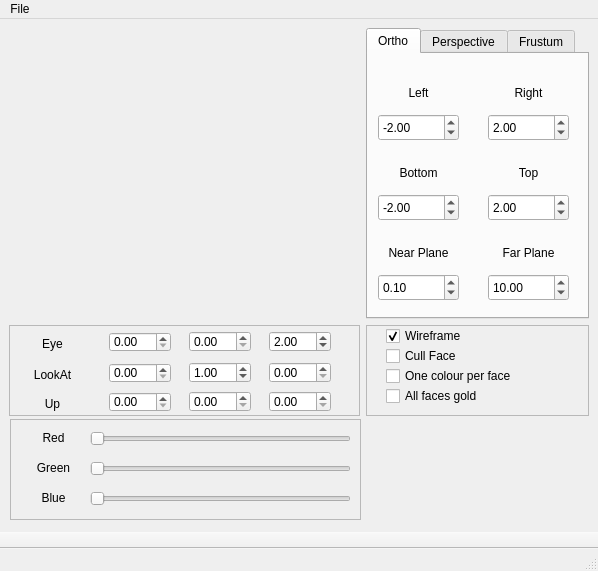
AndersonQ/OFF.Viewer, file OFFViewer/mainwindow.ui: the form before one commit.
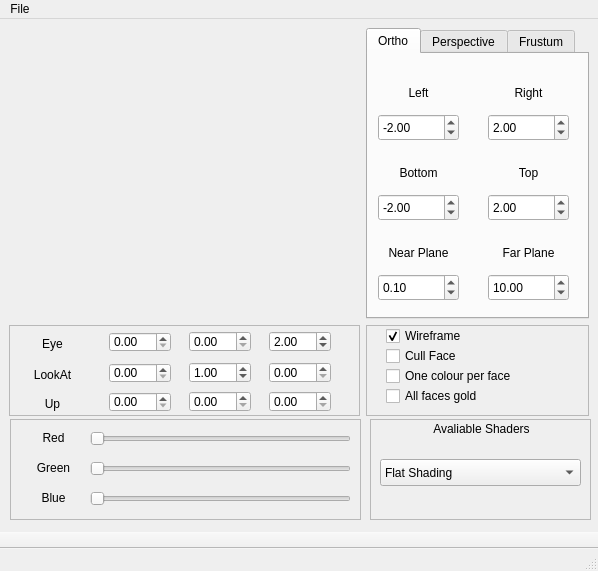
The form after the commit. Custom widgets are drawn as their Qt base class.

Commit message: Combobox to choose shading

What changed in the file:
```diff
--- a/OFFViewer/mainwindow.ui
+++ b/OFFViewer/mainwindow.ui
@@ -1180,6 +1180,56 @@
      </property>
     </widget>
    </widget>
+   <widget class="QFrame" name="frame_4">
+    <property name="geometry">
+     <rect>
+      <x>370</x>
+      <y>400</y>
+      <width>221</width>
+      <height>101</height>
+     </rect>
+    </property>
+    <property name="frameShape">
+     <enum>QFrame::StyledPanel</enum>
+    </property>
+    <property name="frameShadow">
+     <enum>QFrame::Raised</enum>
+    </property>
+    <widget class="QLabel" name="label_25">
+     <property name="geometry">
+      <rect>
+       <x>6</x>
+       <y>0</y>
+       <width>211</width>
+       <height>20</height>
+      </rect>
+     </property>
+     <property name="text">
+      <string>Avaliable Shaders</string>
+     </property>
+     <property name="alignment">
+      <set>Qt::AlignCenter</set>
+     </property>
+    </widget>
+    <widget class="QComboBox" name="comboBox">
+     <property name="geometry">
+      <rect>
+       <x>10</x>
+       <y>40</y>
+       <width>201</width>
+       <height>27</height>
+      </rect>
+     </property>
+     <property name="layoutDirection">
+      <enum>Qt::LeftToRight</enum>
+     </property>
+     <item>
+      <property name="text">
+       <string>Flat Shading</string>
+      </property>
+     </item>
+    </widget>
+   </widget>
   </widget>
   <widget class="QMenuBar" name="menuBar">
    <property name="enabled">
```
Left out of the diff: 17 changed lines with no effect on the pictures. The commit also changes 2 other files.
